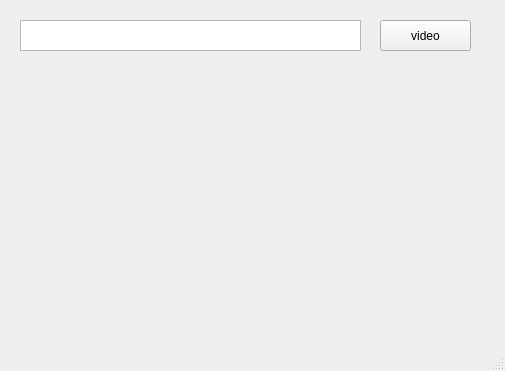
This is mainwindow.ui in iamnotcoding/VSRGToOsuMaina as Qt 5 draws it before an edit. The edited form follows.
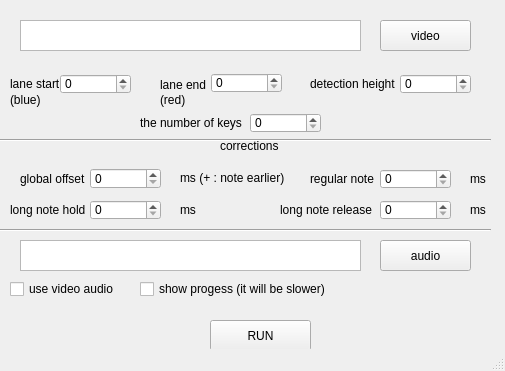
This is the edited form.

Commit message: finished creating mainwindow ui

```diff
--- a/mainwindow.ui
+++ b/mainwindow.ui
@@ -10,6 +10,18 @@
     <height>371</height>
    </rect>
   </property>
+  <property name="minimumSize">
+   <size>
+    <width>505</width>
+    <height>371</height>
+   </size>
+  </property>
+  <property name="maximumSize">
+   <size>
+    <width>505</width>
+    <height>371</height>
+   </size>
+  </property>
   <property name="windowTitle">
    <string>MainWindow</string>
   </property>
@@ -46,6 +58,397 @@
      </size>
     </property>
    </widget>
+   <widget class="QLabel" name="label">
+    <property name="geometry">
+     <rect>
+      <x>10</x>
+      <y>76</y>
+      <width>51</width>
+      <height>16</height>
+     </rect>
+    </property>
+    <property name="text">
+     <string>lane start</string>
+    </property>
+   </widget>
+   <widget class="QSpinBox" name="lane_start_spinBox">
+    <property name="geometry">
+     <rect>
+      <x>60</x>
+      <y>74</y>
+      <width>71</width>
+      <height>20</height>
+     </rect>
+    </property>
+   </widget>
+   <widget class="QSpinBox" name="lane_end_spinBox">
+    <property name="geometry">
+     <rect>
+      <x>211</x>
+      <y>73</y>
+      <width>71</width>
+      <height>20</height>
+     </rect>
+    </property>
+   </widget>
+   <widget class="QLabel" name="label_2">
+    <property name="geometry">
+     <rect>
+      <x>160</x>
+      <y>77</y>
+      <width>51</width>
+      <height>16</height>
+     </rect>
+    </property>
+    <property name="text">
+     <string>lane end</string>
+    </property>
+   </widget>
+   <widget class="QLabel" name="label_3">
+    <property name="geometry">
+     <rect>
+      <x>310</x>
+      <y>74</y>
+      <width>90</width>
+      <height>20</height>
+     </rect>
+    </property>
+    <property name="text">
+     <string>detection height</string>
+    </property>
+   </widget>
+   <widget class="QSpinBox" name="detection_height_spinBox">
+    <property name="geometry">
+     <rect>
+      <x>400</x>
+      <y>74</y>
+      <width>71</width>
+      <height>20</height>
+     </rect>
+    </property>
+   </widget>
+   <widget class="QLabel" name="label_4">
+    <property name="geometry">
+     <rect>
+      <x>10</x>
+      <y>90</y>
+      <width>37</width>
+      <height>20</height>
+     </rect>
+    </property>
+    <property name="text">
+     <string>(blue)</string>
+    </property>
+   </widget>
+   <widget class="QLabel" name="label_5">
+    <property name="geometry">
+     <rect>
+      <x>160</x>
+      <y>90</y>
+      <width>37</width>
+      <height>20</height>
+     </rect>
+    </property>
+    <property name="text">
+     <string>(red)</string>
+    </property>
+   </widget>
+   <widget class="Line" name="line">
+    <property name="geometry">
+     <rect>
+      <x>0</x>
+      <y>130</y>
+      <width>491</width>
+      <height>20</height>
+     </rect>
+    </property>
+    <property name="orientation">
+     <enum>Qt::Orientation::Horizontal</enum>
+    </property>
+   </widget>
+   <widget class="QLabel" name="label_6">
+    <property name="geometry">
+     <rect>
+      <x>220</x>
+      <y>140</y>
+      <width>60</width>
+      <height>12</height>
+     </rect>
+    </property>
+    <property name="text">
+     <string>corrections</string>
+    </property>
+   </widget>
+   <widget class="QLabel" name="label_7">
+    <property name="geometry">
+     <rect>
+      <x>180</x>
+      <y>168</y>
+      <width>110</width>
+      <height>20</height>
+     </rect>
+    </property>
+    <property name="text">
+     <string>ms (+ : note earlier)</string>
+    </property>
+   </widget>
+   <widget class="QSpinBox" name="global_offset_spinBox">
+    <property name="geometry">
+     <rect>
+      <x>90</x>
+      <y>168</y>
+      <width>71</width>
+      <height>21</height>
+     </rect>
+    </property>
+   </widget>
+   <widget class="QLabel" name="label_10">
+    <property name="geometry">
+     <rect>
+      <x>20</x>
+      <y>170</y>
+      <width>70</width>
+      <height>17</height>
+     </rect>
+    </property>
+    <property name="text">
+     <string>global offset</string>
+    </property>
+   </widget>
+   <widget class="QLabel" name="label_11">
+    <property name="geometry">
+     <rect>
+      <x>310</x>
+      <y>171</y>
+      <width>70</width>
+      <height>16</height>
+     </rect>
+    </property>
+    <property name="text">
+     <string>regular note</string>
+    </property>
+   </widget>
+   <widget class="QSpinBox" name="RN_offset_spinBox">
+    <property name="geometry">
+     <rect>
+      <x>380</x>
+      <y>169</y>
+      <width>71</width>
+      <height>20</height>
+     </rect>
+    </property>
+   </widget>
+   <widget class="QLabel" name="label_8">
+    <property name="geometry">
+     <rect>
+      <x>470</x>
+      <y>169</y>
+      <width>30</width>
+      <height>19</height>
+     </rect>
+    </property>
+    <property name="text">
+     <string>ms</string>
+    </property>
+   </widget>
+   <widget class="QLabel" name="label_9">
+    <property name="geometry">
+     <rect>
+      <x>180</x>
+      <y>200</y>
+      <width>30</width>
+      <height>19</height>
+     </rect>
+    </property>
+    <property name="text">
+     <string>ms</string>
+    </property>
+   </widget>
+   <widget class="QLabel" name="label_12">
+    <property name="geometry">
+     <rect>
+      <x>10</x>
+      <y>202</y>
+      <width>80</width>
+      <height>16</height>
+     </rect>
+    </property>
+    <property name="text">
+     <string>long note hold</string>
+    </property>
+   </widget>
+   <widget class="QSpinBox" name="LN_hold_offset_spinBox">
+    <property name="geometry">
+     <rect>
+      <x>90</x>
+      <y>200</y>
+      <width>71</width>
+      <height>20</height>
+     </rect>
+    </property>
+   </widget>
+   <widget class="QLabel" name="label_13">
+    <property name="geometry">
+     <rect>
+      <x>470</x>
+      <y>200</y>
+      <width>30</width>
+      <height>19</height>
+     </rect>
+    </property>
+    <property name="text">
+     <string>ms</string>
+    </property>
+   </widget>
+   <widget class="QLabel" name="label_14">
+    <property name="geometry">
+     <rect>
+      <x>280</x>
+      <y>202</y>
+      <width>100</width>
+      <height>16</height>
+     </rect>
+    </property>
+    <property name="text">
+     <string>long note release</string>
+    </property>
+   </widget>
+   <widget class="QSpinBox" name="LN_release_offset_spinBox">
+    <property name="geometry">
+     <rect>
+      <x>380</x>
+      <y>200</y>
+      <width>71</width>
+      <height>20</height>
+     </rect>
+    </property>
+   </widget>
+   <widget class="QSpinBox" name="key_count_spinBox">
+    <property name="geometry">
+     <rect>
+      <x>250</x>
+      <y>113</y>
+      <width>71</width>
+      <height>20</height>
+     </rect>
+    </property>
+   </widget>
+   <widget class="QLabel" name="label_15">
+    <property name="geometry">
+     <rect>
+      <x>140</x>
+      <y>113</y>
+      <width>110</width>
+      <height>20</height>
+     </rect>
+    </property>
+    <property name="text">
+     <string>the number of keys</string>
+    </property>
+   </widget>
+   <widget class="Line" name="line_2">
+    <property name="geometry">
+     <rect>
+      <x>0</x>
+      <y>220</y>
+      <width>491</width>
+      <height>20</height>
+     </rect>
+    </property>
+    <property name="orientation">
+     <enum>Qt::Orientation::Horizontal</enum>
+    </property>
+   </widget>
+   <widget class="QLabel" name="label_16">
+    <property name="geometry">
+     <rect>
+      <x>10</x>
+      <y>250</y>
+      <width>37</width>
+      <height>12</height>
+     </rect>
+    </property>
+    <property name="text">
+     <string/>
+    </property>
+   </widget>
+   <widget class="QPushButton" name="get_audio_pushButton">
+    <property name="geometry">
+     <rect>
+      <x>380</x>
+      <y>240</y>
+      <width>91</width>
+      <height>31</height>
+     </rect>
+    </property>
+    <property name="text">
+     <string>audio</string>
+    </property>
+    <property name="iconSize">
+     <size>
+      <width>12</width>
+      <height>12</height>
+     </size>
+    </property>
+   </widget>
+   <widget class="QTextEdit" name="audio_file_path_textEdit">
+    <property name="geometry">
+     <rect>
+      <x>20</x>
+      <y>240</y>
+      <width>341</width>
+      <height>31</height>
+     </rect>
+    </property>
+    <property name="readOnly">
+     <bool>true</bool>
+    </property>
+   </widget>
+   <widget class="QCheckBox" name="use_video_audio_checkBox">
+    <property name="geometry">
+     <rect>
+      <x>10</x>
+      <y>280</y>
+      <width>130</width>
+      <height>18</height>
+     </rect>
+    </property>
+    <property name="text">
+     <string>use video audio</string>
+    </property>
+   </widget>
+   <widget class="QCheckBox" name="show_progress_checkBox">
+    <property name="geometry">
+     <rect>
+      <x>140</x>
+      <y>280</y>
+      <width>210</width>
+      <height>18</height>
+     </rect>
+    </property>
+    <property name="text">
+     <string>show progess (it will be slower)</string>
+    </property>
+   </widget>
+   <widget class="QPushButton" name="run_pushButton">
+    <property name="geometry">
+     <rect>
+      <x>210</x>
+      <y>320</y>
+      <width>101</width>
+      <height>31</height>
+     </rect>
+    </property>
+    <property name="text">
+     <string>RUN</string>
+    </property>
+    <property name="iconSize">
+     <size>
+      <width>12</width>
+      <height>12</height>
+     </size>
+    </property>
+   </widget>
   </widget>
   <widget class="QStatusBar" name="statusbar"/>
  </widget>
```
